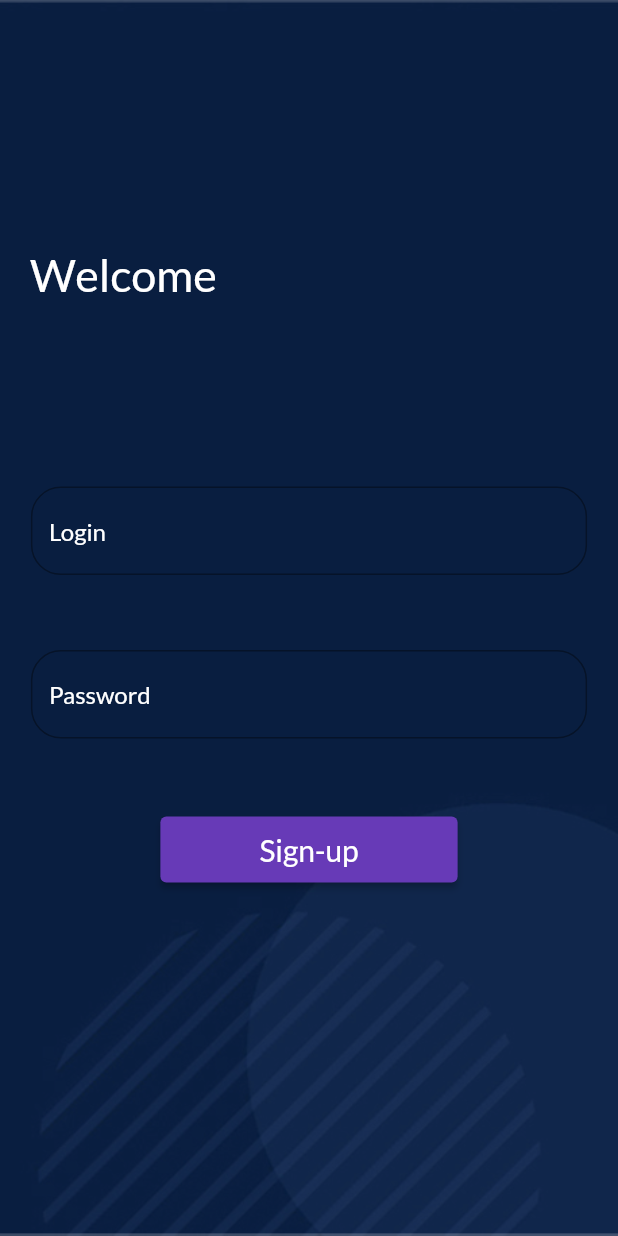
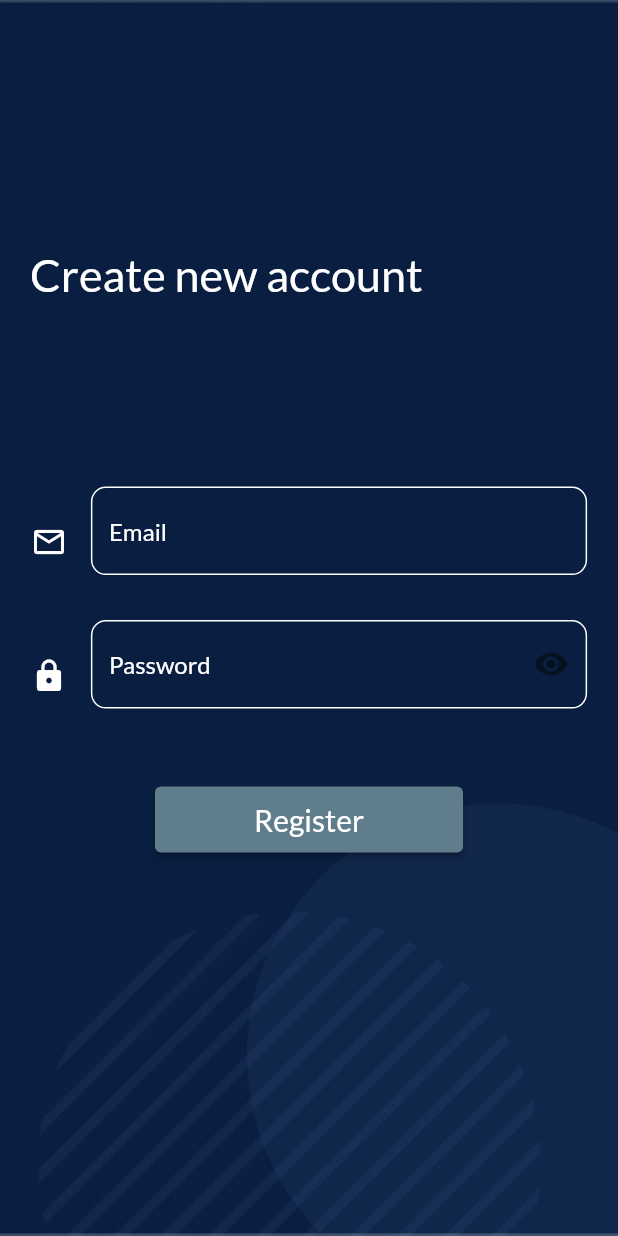
Before and after one commit to hassan-louazri/it363, a Flutter app: the screen it shows after launch, after a tap on "Create account", on a phone screen of 412 x 824 dp. Run offline on Flutter 3.47's test engine with Material 2 defaults, Android fonts, the phone set to English and light mode, and no system bars; our stand-ins replace cloud_firestore, firebase_auth, firebase_core, google_fonts, logger, rflutter_alert; accounts and stored records are empty; network calls fail.

Commit message:
coupe du monde 2022 (fix login and register)

```diff
--- a/lib/login.dart
+++ b/lib/login.dart
@@ -12,11 +12,10 @@ class MyLogin extends StatefulWidget {
   State<MyLogin> createState() => _MyLoginState();
 }
 
-
-
 class _MyLoginState extends State<MyLogin> {
   String login = '';
   String password = '';
+  bool _obscureText = true;
 
   final emailController = TextEditingController();
   final passwordController = TextEditingController();
@@ -29,151 +28,158 @@ class _MyLoginState extends State<MyLogin> {
     super.dispose();
   }
 
+  void _toggle() {
+    setState(() {
+      _obscureText = !_obscureText;
+    });
+  }
 
   @override
   Widget build(BuildContext context) {
     double width = MediaQuery.of(context).size.width;
-    Widget topBar =   Container(
-
-
-      padding:  EdgeInsets.only(left: 20, top: width*0.4),
-      child: const Text(
-        'Welcome Back',
-        style: TextStyle(color: Colors.white, fontSize: 30, fontFamily: 'Lato'),
+    Widget topBar = Container(
+      padding: EdgeInsets.only(left: 20, top: width * 0.4, right: 20),
+      child: const Center(
+        child: Text(
+          'Login',
+          style:
+              TextStyle(color: Colors.white, fontSize: 30, fontFamily: 'Lato'),
+        ),
       ),
     );
-    Widget loginPage () => Container(
-      padding:  EdgeInsets.symmetric(
-          vertical: width*0.3, horizontal: width/20),
+    Widget loginPage() => Container(
+          padding: EdgeInsets.symmetric(
+              vertical: width * 0.3, horizontal: width / 20),
           child: SafeArea(
-
               child: Center(
-              child:  Column(
+                  child: Column(
             mainAxisAlignment: MainAxisAlignment.spaceBetween,
-                children:  [  TextField(
+            children: [
+              TextFormField(
                 controller: emailController,
-              style:  const TextStyle(
+                style: const TextStyle(
                   color: Colors.white,
                 ),
-            decoration:  const InputDecoration(
+                decoration: const InputDecoration(
                   filled: false,
-
-              hintText: 'Login',
-              hintStyle: TextStyle(color: Colors.white,fontFamily: 'Lato'),
-              border: OutlineInputBorder(
+                  hintText: 'Email or username',
+                  hintStyle: TextStyle(color: Colors.white, fontFamily: 'Lato'),
+                  icon: Padding(
+                    padding: EdgeInsets.only(top: 15.0),
+                    child: Icon(Icons.mail_outline, color: Colors.white),
+                  ),
+                  focusedBorder: OutlineInputBorder(
                     borderRadius: BorderRadius.all(
-                  Radius.circular(20.0),
+                      Radius.circular(10.0),
                     ),
-                borderSide: BorderSide(color: Colors.white),
+                    borderSide: BorderSide(color: Colors.white, width: 3.0),
+                  ),
+                  enabledBorder: OutlineInputBorder(
+                    borderRadius: BorderRadius.all(
+                      Radius.circular(10.0),
+                    ),
+                    borderSide: BorderSide(color: Colors.white, width: 1.0),
                   ),
                 ),
-
               ),
-                  const SizedBox(height: 50),
-                   TextField(
-                     controller: passwordController,
-                    style:  const TextStyle(
-
-                      color: Colors.white,
-                    ),
-                    decoration:  const InputDecoration(
+              const SizedBox(height: 30),
+              TextFormField(
+                decoration: InputDecoration(
                   filled: false,
                   fillColor: Colors.white,
                   hintText: 'Password',
-                      hintStyle: TextStyle(color: Colors.white,fontFamily:'Lato'),
-                      border: OutlineInputBorder(
+                  suffixIcon: IconButton(
+                      onPressed: _toggle,
+                      icon: Icon(_obscureText
+                          ? Icons.visibility
+                          : Icons.visibility_off)),
+                  hintStyle:
+                      const TextStyle(color: Colors.white, fontFamily: 'Lato'),
+                  icon: const Padding(
+                    padding: EdgeInsets.only(top: 15.0),
+                    child: Icon(Icons.lock, color: Colors.white),
+                  ),
+                  focusedBorder: const OutlineInputBorder(
                     borderRadius: BorderRadius.all(
-                          Radius.circular(20.0),
+                      Radius.circular(10.0),
                     ),
-                        //borderSide: BorderSide.,
+                    borderSide: BorderSide(color: Colors.white, width: 3.0),
+                  ),
+                  enabledBorder: const OutlineInputBorder(
+                    borderRadius: BorderRadius.all(
+                      Radius.circular(10.0),
+                    ),
+                    borderSide: BorderSide(color: Colors.white, width: 1.0),
                   ),
                 ),
-
+                style: const TextStyle(
+                  color: Colors.white,
+                ),
+                controller: passwordController,
+                obscureText: _obscureText,
               ),
               const SizedBox(height: 50),
               ElevatedButton(
-                      style:ElevatedButton.styleFrom(
-                        textStyle: const TextStyle(fontSize: 20.0,fontFamily: 'Lato'),
-                        backgroundColor: Colors.deepPurple,
+                style: ElevatedButton.styleFrom(
+                  textStyle:
+                      const TextStyle(fontSize: 20.0, fontFamily: 'Lato'),
+                  backgroundColor: Colors.blueGrey,
                 ),
-
-                    onPressed: () => { signInFunction(context)},
-
-                  // onPressed: () =>{},
-                    child:const Padding(
+                onPressed: () => {signInFunction(context)},
+                child: const Padding(
                   padding: EdgeInsets.symmetric(
                     vertical: 10.0,
                     horizontal: 50.0,
                   ),
-                    child: Text('Sign-in'),
+                  child: Text('Login'),
                 ),
-
               ),
               const SizedBox(height: 30),
               ElevatedButton(
-                    style:ElevatedButton.styleFrom(
-                      textStyle: const TextStyle(fontSize: 20.0,fontFamily: 'Lato'),
-                      backgroundColor: Colors.deepPurple
-
-                    ),
-
-                    onPressed: () => { Navigator.push( context, MaterialPageRoute(builder: (context) => const MyRegister())
-                    )
+                style: ElevatedButton.styleFrom(
+                    textStyle:
+                        const TextStyle(fontSize: 20.0, fontFamily: 'Lato'),
+                    backgroundColor: Colors.blueGrey),
+                onPressed: () => {
+                  Navigator.push(
+                      context,
+                      MaterialPageRoute(
+                          builder: (context) => const MyRegister()))
                 },
-
-
-                    // onPressed: () =>{},
-                    child:const Padding(
+                child: const Padding(
                   padding: EdgeInsets.symmetric(
                     vertical: 10.0,
                     horizontal: 50.0,
                   ),
                   child: Text('Create account'),
                 ),
-
               ),
-
             ],
-              )
-          )
-
-      ),
-
+          ))),
         );
 
-
-    return  Scaffold(
+    return Scaffold(
       body: Container(
         decoration: const BoxDecoration(
           image: DecorationImage(
-            image: AssetImage(
-                "assets/login3.png"),
+            image: AssetImage("assets/login3.png"),
             fit: BoxFit.cover,
           ),
         ),
-
         child: ListView(
-          children: <Widget>[topBar,loginPage()],
+          children: <Widget>[topBar, loginPage()],
         ),
       ),
-
-
     );
   }
 
-  Future signInFunction(BuildContext context) async{
-    await FirebaseAuth.instance.signInWithEmailAndPassword(
-      email: emailController.text,
-      password: passwordController.text
-    ).then((value) => Navigator.push(
-        context,
-        MaterialPageRoute(builder: (context) => const LoadJson()
-        )
-    )
-    ).catchError((error) => Alert(context: context, title: "Wrong email or password").show());
-
-
+  Future signInFunction(BuildContext context) async {
+    await FirebaseAuth.instance
+        .signInWithEmailAndPassword(
+            email: emailController.text, password: passwordController.text)
+        .then((value) => Navigator.push(
+            context, MaterialPageRoute(builder: (context) => const LoadJson())))
+        .catchError((error) =>
+            Alert(context: context, title: "Wrong email or password").show());
   }
-
-
 }
--- a/lib/register.dart
+++ b/lib/register.dart
@@ -1,7 +1,7 @@
-
 import 'package:flutter/material.dart';
 import 'package:firebase_auth/firebase_auth.dart';
 import 'login.dart';
+import 'package:rflutter_alert/rflutter_alert.dart';
 
 class MyRegister extends StatefulWidget {
   const MyRegister({Key? key}) : super(key: key);
@@ -9,11 +9,10 @@ class MyRegister extends StatefulWidget {
   State<MyRegister> createState() => _MyRegisterState();
 }
 
-
-
 class _MyRegisterState extends State<MyRegister> {
   String login = '';
   String password = '';
+  bool _obscureText = true;
 
   final emailController = TextEditingController();
   final passwordController = TextEditingController();
@@ -26,163 +25,145 @@ class _MyRegisterState extends State<MyRegister> {
     super.dispose();
   }
 
+  void _toggle() {
+    setState(() {
+      _obscureText = !_obscureText;
+    });
+  }
 
   @override
   Widget build(BuildContext context) {
     double width = MediaQuery.of(context).size.width;
-    Widget topBar =   Container(
-
-
-      padding:  EdgeInsets.only(left: 20, top: width*0.4),
+    Widget topBar = Container(
+      padding: EdgeInsets.only(left: 20, top: width * 0.4),
       child: const Text(
-        'Welcome ',
+        'Create new account',
         style: TextStyle(color: Colors.white, fontSize: 30, fontFamily: 'Lato'),
       ),
     );
-    Widget loginPage () => Container(
-      padding:  EdgeInsets.symmetric(
-          vertical: width*0.3, horizontal: width/20),
+
+    Widget loginPage() => Container(
+          padding: EdgeInsets.symmetric(
+              vertical: width * 0.3, horizontal: width / 20),
           child: SafeArea(
-
               child: Center(
-              child:  Column(
+                  child: Column(
             mainAxisAlignment: MainAxisAlignment.spaceBetween,
-                children:  [  TextField(
-                  controller: emailController,
-                  style:  const TextStyle(
+            children: [
+              TextFormField(
+                decoration: const InputDecoration(
+                  fillColor: Colors.white,
+                  hintText: 'Email',
+                  hintStyle: TextStyle(color: Colors.white, fontFamily: 'Lato'),
+                  icon: Padding(
+                    padding: EdgeInsets.only(top: 15.0),
+                    child: Icon(Icons.mail_outline, color: Colors.white),
+                  ),
+                  focusedBorder: OutlineInputBorder(
+                    borderRadius: BorderRadius.all(
+                      Radius.circular(10.0),
+                    ),
+                    borderSide: BorderSide(color: Colors.white, width: 3.0),
+                  ),
+                  enabledBorder: OutlineInputBorder(
+                    borderRadius: BorderRadius.all(
+                      Radius.circular(10.0),
+                    ),
+                    borderSide: BorderSide(color: Colors.white, width: 1.0),
+                  ),
+                ),
+                style: const TextStyle(
                   color: Colors.white,
                 ),
-                  decoration:  const InputDecoration(
-                    filled: false,
-
-                    hintText: 'Login',
-                    hintStyle: TextStyle(color: Colors.white,fontFamily: 'Lato'),
-                    border: OutlineInputBorder(
-                      borderRadius: BorderRadius.all(
-                        Radius.circular(20.0),
+                controller: emailController,
               ),
-                      borderSide: BorderSide(color: Colors.white),
-                    ),
-                  ),
-                  /* onChanged: (value) {
-              login = value;
-            },*/
-                ),
-                  const SizedBox(height: 50),
-                  TextField(
-                    controller: passwordController,
-                    style:  const TextStyle(
-
-                      color: Colors.black,
-                    ),
-                    decoration:  const InputDecoration(
+              const SizedBox(height: 30),
+              TextFormField(
+                decoration: InputDecoration(
                   filled: false,
                   fillColor: Colors.white,
                   hintText: 'Password',
-                      hintStyle: TextStyle(color: Colors.white,fontFamily:'Lato'),
-                      border: OutlineInputBorder(
+                  suffixIcon: IconButton(
+                      onPressed: _toggle,
+                      icon: Icon(_obscureText
+                          ? Icons.visibility
+                          : Icons.visibility_off)),
+                  hintStyle:
+                      const TextStyle(color: Colors.white, fontFamily: 'Lato'),
+                  icon: const Padding(
+                    padding: EdgeInsets.only(top: 15.0),
+                    child: Icon(Icons.lock, color: Colors.white),
+                  ),
+                  focusedBorder: const OutlineInputBorder(
                     borderRadius: BorderRadius.all(
-                          Radius.circular(20.0),
+                      Radius.circular(10.0),
                     ),
-                        //borderSide: BorderSide.,
+                    borderSide: BorderSide(color: Colors.white, width: 3.0),
+                  ),
+                  enabledBorder: const OutlineInputBorder(
+                    borderRadius: BorderRadius.all(
+                      Radius.circular(10.0),
+                    ),
+                    borderSide: BorderSide(color: Colors.white, width: 1.0),
                   ),
                 ),
-                    /* onChanged: (value) {
-                         password = value;
-                     },*/
+                style: const TextStyle(
+                  color: Colors.white,
+                ),
+                controller: passwordController,
+                obscureText: _obscureText,
               ),
               const SizedBox(height: 50),
               ElevatedButton(
-                    style:ElevatedButton.styleFrom(
-                      textStyle: const TextStyle(fontSize: 20.0,fontFamily: 'Lato'),
-                      backgroundColor: Colors.deepPurple,
+                style: ElevatedButton.styleFrom(
+                  textStyle:
+                      const TextStyle(fontSize: 20.0, fontFamily: 'Lato'),
+                  backgroundColor: Colors.blueGrey,
                 ),
-                    /* onPressed: () {
-                      Navigator.push(
-                        context,
-                        MaterialPageRoute(builder: (context) => const MyApp()),
-                      );
-                    }*/
-                    onPressed: () => { signUpFunction()},
-
-                    // onPressed: () =>{},
-                    child:const Padding(
+                child: const Padding(
                   padding: EdgeInsets.symmetric(
                     vertical: 10.0,
                     horizontal: 50.0,
                   ),
-                      child: Text('Sign-up'),
+                  child: Text('Register'),
                 ),
-
+                onPressed: () => {signUpFunction()},
               ),
             ],
-              )
-          )
-
-      ),
-
+          ))),
         );
 
-
-    return  Scaffold(
-
-
+    return Scaffold(
       body: Container(
         decoration: const BoxDecoration(
           image: DecorationImage(
-            image: AssetImage(
-                "assets/login3.png"),
+            image: AssetImage("assets/login3.png"),
             fit: BoxFit.cover,
           ),
         ),
-
         child: ListView(
-          //mainAxisAlignment: MainAxisAlignment.spaceEvenly,
-          // crossAxisAlignment: CrossAxisAlignment.start,
-          // mainAxisAlignment: MainAxisAlignment.center,
-
-
-          children: <Widget>[topBar,loginPage()],
+          children: <Widget>[topBar, loginPage()],
         ),
       ),
-      /*body: SafeArea(
-
-        child: Center(
-          child:  Column(
-            children: [
-                TextField(
-                decoration: InputDecoration(
-                 // icon: Icon(Icons.email),
-                  border: OutlineInputBorder(
-                    borderSide: const BorderSide(
-                      width: 100,
-                      color: Colors.greenAccent,
-                    ),
-                    borderRadius: BorderRadius.circular(20.0)
-                  ),
-                  labelText: 'Email',
-                ),
-              ),
-
-            ],
-          )
-        )
-      ),*/
-
     );
   }
 
-  Future signUpFunction() async{
-    await FirebaseAuth.instance.createUserWithEmailAndPassword(
-        email: emailController.text,
-        password: passwordController.text
-    ).then((value) => Navigator.push(
-        context,
-        MaterialPageRoute(builder: (context) => const MyLogin()
-        )
-    )
-    );
+  void success() {
+    Navigator.push(
+        context, MaterialPageRoute(builder: (context) => const MyLogin()));
+    Alert(context: context, title: "Register success").show();
+  }
 
-
+  Future signUpFunction() async {
+    await FirebaseAuth.instance
+        .createUserWithEmailAndPassword(
+            email: emailController.text, password: passwordController.text)
+        .then((value) => {success()})
+        .catchError((error) => {
+              Alert(
+                      context: context,
+                      title: "Password must be 4 characters minimum")
+                  .show()
+            });
   }
 }
```
Also changed, not shown: assets/questions.json (+6 -6 lines), lib/home.dart (+25 -40 lines). Lines whose indentation alone changed are shown as unchanged.
